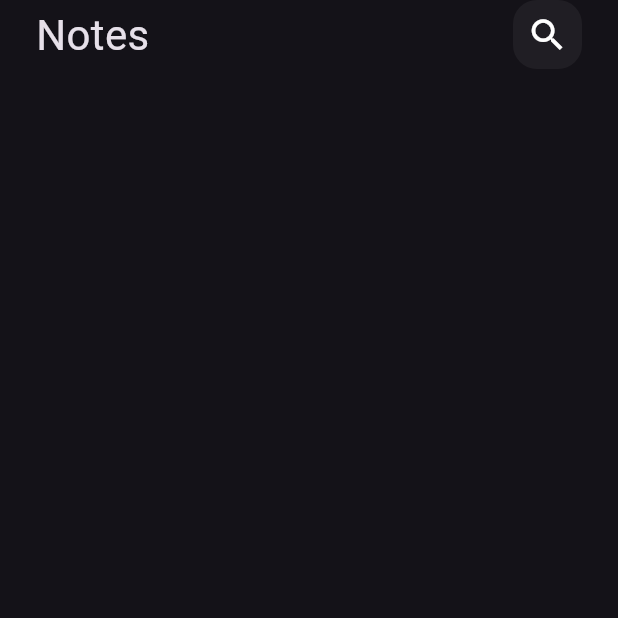
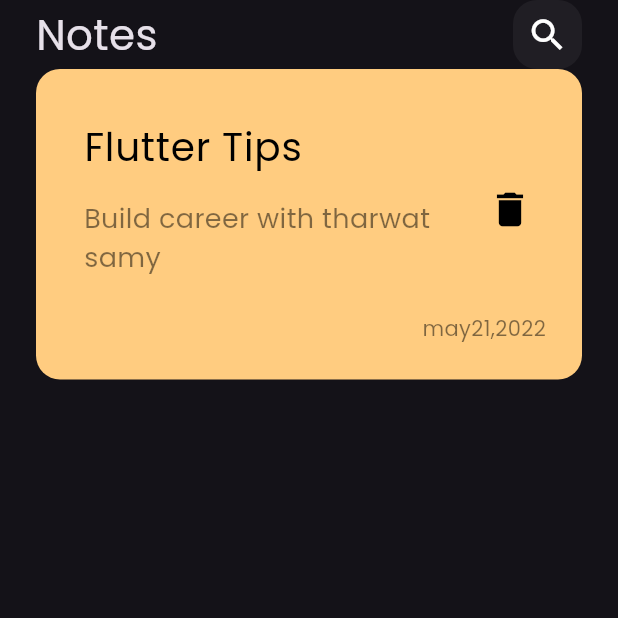
Before and after one commit to amirasaleh/notesApp, a Flutter app: the screen it shows after launch, on a phone screen of 412 x 824 dp, the top half of it. Run offline on Flutter 3.47's test engine with Material 3 defaults, Android fonts, the phone set to English and light mode, and no system bars.

Commit message:
create custom note item

```diff
--- a/lib/main.dart
+++ b/lib/main.dart
@@ -11,7 +11,9 @@ class NotesApp extends StatelessWidget {
   Widget build(BuildContext context) {
     return MaterialApp(
       debugShowCheckedModeBanner: false,
-      theme: ThemeData(brightness: Brightness.dark),
+      theme: ThemeData(brightness: Brightness.dark,
+      fontFamily: 'Poppins'),
+
       home: Notesview(),
 
     );
--- /dev/null
+++ b/lib/views/widgets/custom_note_item.dart
@@ -0,0 +1,35 @@
+import 'package:flutter/material.dart';
+
+class NoteItem extends StatelessWidget {
+  const NoteItem({super.key});
+
+  @override
+  Widget build(BuildContext context) {
+    return  Container(
+      padding: EdgeInsets.only(top: 24, bottom: 24,left: 16),
+      decoration: BoxDecoration(
+        color: Color(0xffFFCC80),
+        borderRadius: BorderRadius.circular(16),
+      ),child: Column(
+        crossAxisAlignment: CrossAxisAlignment.end,
+        children: [
+          ListTile(
+            title:  const Text('Flutter Tips',style: TextStyle(color: Colors.black,fontSize: 26),),
+            subtitle: Padding(
+              padding: const EdgeInsets.only(top: 16,bottom: 16),
+              child: Text('Build career with tharwat samy',style: TextStyle(color :Colors.black.withOpacity(0.5),fontSize: 18),),
+            ),
+            trailing: IconButton(onPressed: (){}, icon:
+            Icon(Icons.delete ,
+
+            color: Colors.black,size: 30,)),
+          ),
+          Padding(
+            padding: const EdgeInsets.only(right: 24),
+            child: Text('may21,2022',style: TextStyle(color: Colors.black.withOpacity(0.5)),),
+          )
+        ],
+      ),
+    );
+  }
+}
--- a/lib/views/widgets/notesviewbody.dart
+++ b/lib/views/widgets/notesviewbody.dart
@@ -1,5 +1,7 @@
 import 'package:flutter/material.dart';
+import 'package:notesapp/views/widgets/custom_note_item.dart';
 import 'package:notesapp/views/widgets/customappbar.dart';
+
 
 class Notesviewbody extends StatelessWidget {
   const Notesviewbody({super.key});
@@ -10,7 +12,8 @@ class Notesviewbody extends StatelessWidget {
       padding: const EdgeInsets.symmetric(horizontal: 24),
       child: const  Column(
         children:[
-          CustomAppBar()
+          CustomAppBar(),
+          NoteItem()
 
         ],
       ),
```
Also changed, not shown: pubspec.yaml (+7 -11 lines), assets/fonts/Poppins-Regular.ttf (added).
